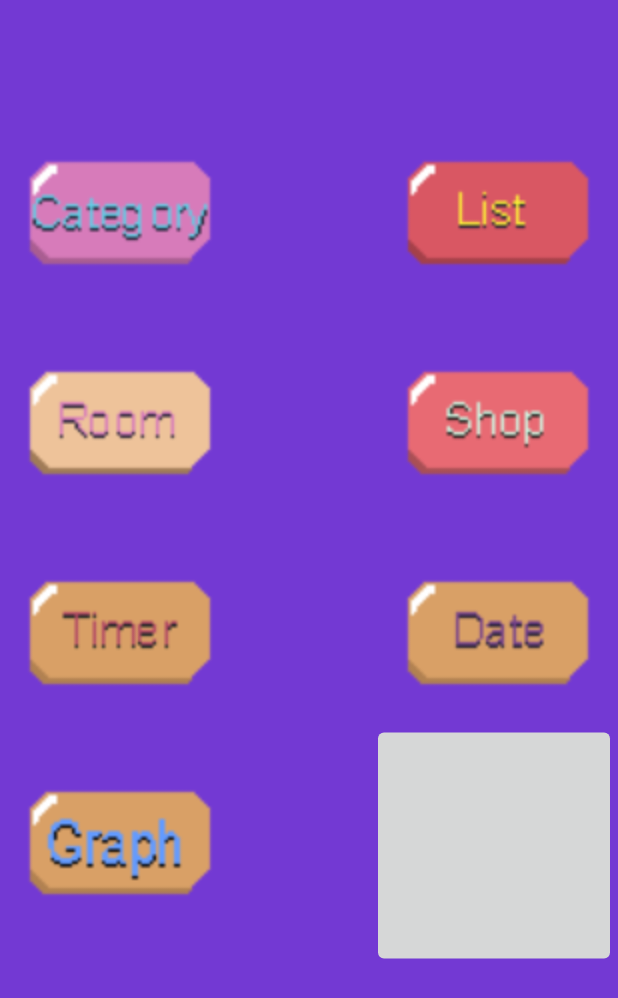
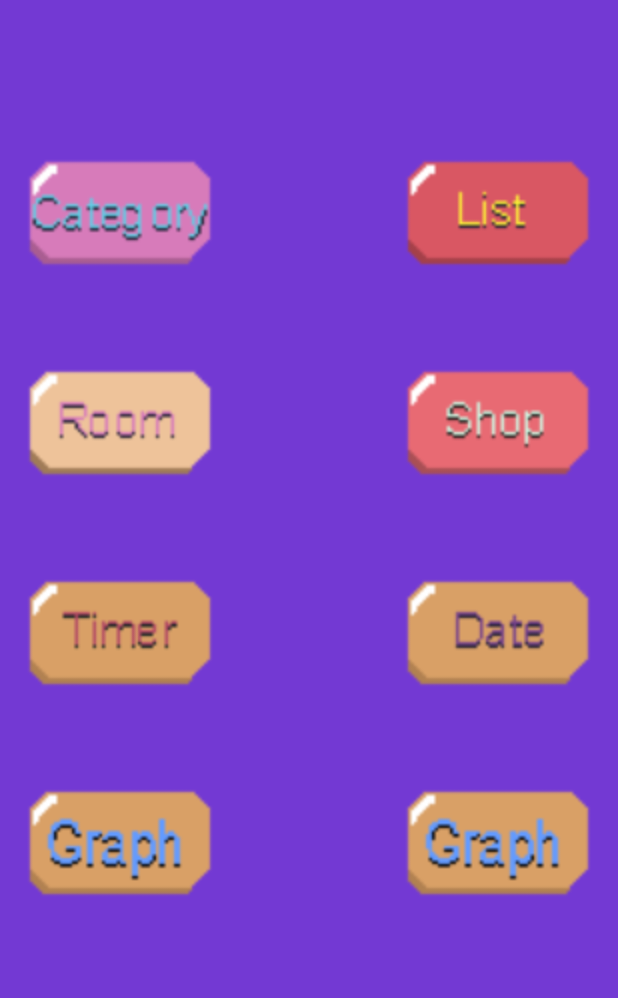
Before and after one commit to mattdelta2/OPCS_POE_Final, an Android app: the MainMenu screen opened directly, with no data from a screen before it, on a phone screen of 412 x 824 dp. Shown: the top 998 px of the screen. Run offline under Robolectric (Android 15) with nearby library versions, the phone set to English and light mode, and no system bars.

Commit message:
Added Goals buttonImage

```diff
--- a/OPCS7311_Part2/app/src/main/res/layout/activity_main_menu.xml
+++ b/OPCS7311_Part2/app/src/main/res/layout/activity_main_menu.xml
@@ -100,14 +100,16 @@
 
     <ImageButton
         android:id="@+id/btnGoals"
-        android:layout_width="85dp"
-        android:layout_height="87dp"
+        android:layout_width="wrap_content"
+        android:layout_height="wrap_content"
         android:layout_marginTop="60dp"
         android:layout_marginEnd="40dp"
+        android:background="#00FFFFFF"
         android:scaleX="2"
         android:scaleY="2"
+        android:tint="#00FFFFFF"
         app:layout_constraintEnd_toEndOf="parent"
         app:layout_constraintTop_toBottomOf="@+id/btnDate"
-        tools:srcCompat="@tools:sample/avatars" />
+        app:srcCompat="@drawable/graphbutton" />
 
 </androidx.constraintlayout.widget.ConstraintLayout>
```
Also changed, not shown: OPCS7311_Part2/app/src/main/res/drawable/goalsbutton.png (added).
